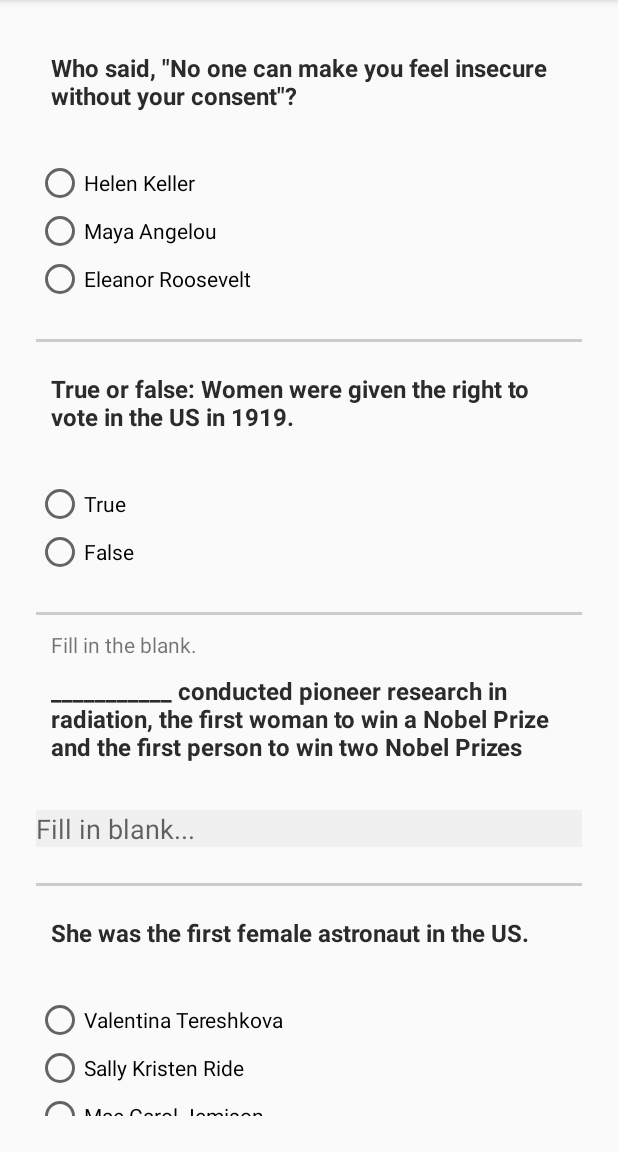
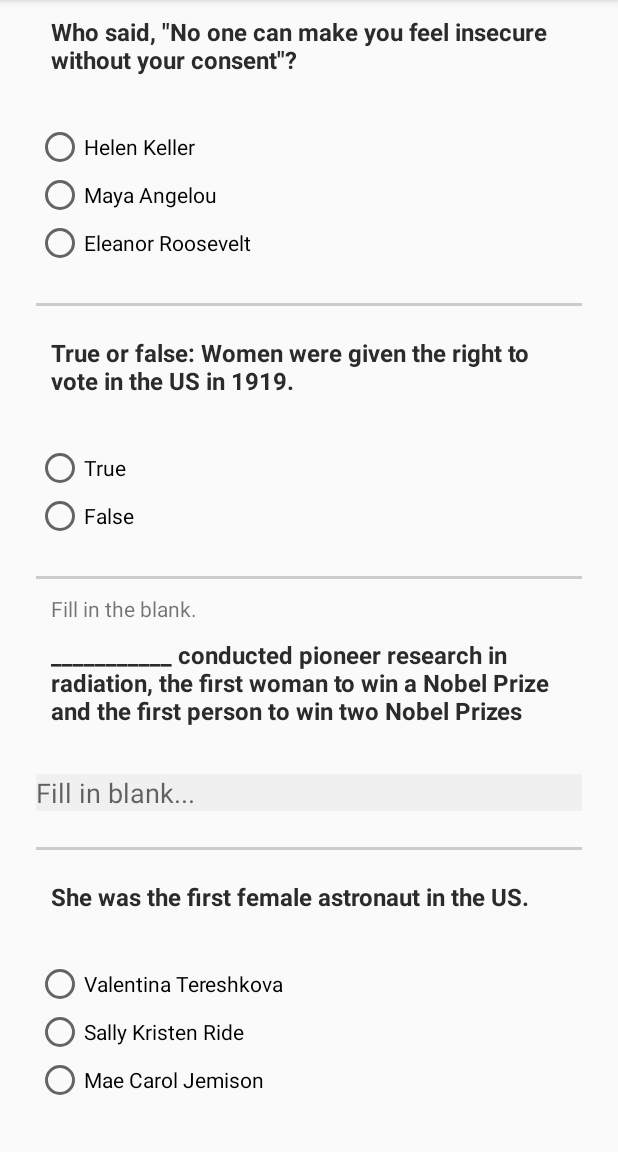
Before and after one commit to kreative94/Women_History_Quiz, an Android app: the screen it shows after launch (MainActivity), on a phone screen of 412 x 824 dp, the part 84-1236 px from its top. Run offline under Robolectric (Android 15) with nearby library versions, the phone set to English and light mode, and no system bars.

Commit message:
IDs renamed and variables renamed

```diff
--- a/app/src/main/res/layout/activity_main.xml
+++ b/app/src/main/res/layout/activity_main.xml
@@ -1,26 +1,19 @@
 <?xml version="1.0" encoding="utf-8"?>
-<RelativeLayout xmlns:android="http://schemas.android.com/apk/res/android"
+<ScrollView xmlns:android="http://schemas.android.com/apk/res/android"
     xmlns:app="http://schemas.android.com/apk/res-auto"
     xmlns:tools="http://schemas.android.com/tools"
     android:layout_width="match_parent"
     android:layout_height="match_parent"
-    tools:context=".MainActivity">
-
-    <ScrollView
-        android:layout_width="match_parent"
-        android:layout_height="match_parent"
     android:layout_marginBottom="24dp"
-        android:orientation="vertical"
     android:paddingLeft="24dp"
     android:paddingRight="24dp"
-        android:paddingTop="24dp">
+    android:paddingBottom="0dp"
+    tools:context=".MainActivity">
 
     <LinearLayout
         android:layout_width="match_parent"
-            android:layout_height="wrap_content"
         android:orientation="vertical"
-            android:paddingBottom="25dp">
-
+        android:layout_height="wrap_content">
         <!--Question 1-->
         <LinearLayout
             android:layout_width="match_parent"
@@ -35,7 +28,7 @@
                 android:text="@string/question1" />
 
             <TextView
-                    android:id="@+id/explain_one"
+                android:id="@+id/explain_question_1"
                 style="@style/explanationView"
                 android:layout_width="wrap_content"
                 android:layout_height="wrap_content"
@@ -47,19 +40,19 @@
                 android:layout_height="wrap_content">
 
                 <RadioButton
-                        android:id="@+id/keller"
+                    android:id="@+id/question_1_answer_1_rb"
                     android:layout_width="wrap_content"
                     android:layout_height="wrap_content"
                     android:text="@string/keller" />
 
                 <RadioButton
-                        android:id="@+id/angelou"
+                    android:id="@+id/question_1_answer_2_rb"
                     android:layout_width="wrap_content"
                     android:layout_height="wrap_content"
                     android:text="@string/angelou" />
 
                 <RadioButton
-                        android:id="@+id/roosevelt"
+                    android:id="@+id/question_1_answer_3_rb"
                     android:layout_width="wrap_content"
                     android:layout_height="wrap_content"
                     android:text="@string/roosevelt" />
@@ -86,7 +79,7 @@
                 android:text="@string/question2" />
 
             <TextView
-                    android:id="@+id/explain_two"
+                android:id="@+id/explain_question_2"
                 style="@style/explanationView"
                 android:layout_width="wrap_content"
                 android:layout_height="wrap_content"
@@ -94,18 +87,18 @@
 
             <!-- Answers-->
             <RadioGroup
-                    android:id="@+id/question2_answers"
+                android:id="@+id/question_2_answers"
                 android:layout_width="wrap_content"
                 android:layout_height="wrap_content">
 
                 <RadioButton
-                        android:id="@+id/is_true"
+                    android:id="@+id/question_2_answer_1_rb"
                     android:layout_width="wrap_content"
                     android:layout_height="wrap_content"
                     android:text="@string/isTrue" />
 
                 <RadioButton
-                        android:id="@+id/is_false"
+                    android:id="@+id/question_2_answer_2_rb"
                     android:layout_width="wrap_content"
                     android:layout_height="wrap_content"
                     android:text="@string/isFalse" />
@@ -139,7 +132,7 @@
                 android:text="@string/question3" />
 
             <TextView
-                    android:id="@+id/explain_three"
+                android:id="@+id/explain_question_3"
                 style="@style/explanationView"
                 android:layout_width="wrap_content"
                 android:layout_height="wrap_content"
@@ -147,7 +140,7 @@
 
             <!--Answers-->
             <EditText
-                    android:id="@+id/curie"
+                android:id="@+id/question_3_answer_et"
                 android:layout_width="match_parent"
                 android:layout_height="wrap_content"
                 android:background="#f0f0f0"
@@ -176,7 +169,7 @@
                 android:text="@string/question4" />
 
             <TextView
-                    android:id="@+id/explain_four"
+                android:id="@+id/explain_question_4"
                 style="@style/explanationView"
                 android:layout_width="wrap_content"
                 android:layout_height="wrap_content"
@@ -188,19 +181,19 @@
                 android:layout_height="wrap_content">
 
                 <RadioButton
-                        android:id="@+id/tereshkova"
+                    android:id="@+id/question_4_answer_1_rb"
                     android:layout_width="wrap_content"
                     android:layout_height="wrap_content"
                     android:text="@string/tereshkova" />
 
                 <RadioButton
-                        android:id="@+id/ride"
+                    android:id="@+id/question_4_answer_2_rb"
                     android:layout_width="wrap_content"
                     android:layout_height="wrap_content"
                     android:text="@string/ride" />
 
                 <RadioButton
-                        android:id="@+id/jemison"
+                    android:id="@+id/question_4_answer_3_rb"
                     android:layout_width="wrap_content"
                     android:layout_height="wrap_content"
                     android:text="@string/jemison" />
@@ -227,7 +220,7 @@
                 android:text="@string/question5" />
 
             <TextView
-                    android:id="@+id/explain_five"
+                android:id="@+id/explain_question_5"
                 style="@style/explanationView"
                 android:layout_width="wrap_content"
                 android:layout_height="wrap_content"
@@ -240,19 +233,19 @@
                 android:layout_height="wrap_content">
 
                 <RadioButton
-                        android:id="@+id/lovelace"
+                    android:id="@+id/question_5_answer_1_rb"
                     android:layout_width="wrap_content"
                     android:layout_height="wrap_content"
                     android:text="@string/lovelace" />
 
                 <RadioButton
-                        android:id="@+id/hopper"
+                    android:id="@+id/question_5_answer_2_rb"
                     android:layout_width="wrap_content"
                     android:layout_height="wrap_content"
                     android:text="@string/hopper" />
 
                 <RadioButton
-                        android:id="@+id/conway"
+                    android:id="@+id/question_5_answer_3_rb"
                     android:layout_width="wrap_content"
                     android:layout_height="wrap_content"
                     android:text="@string/conway" />
@@ -279,7 +272,7 @@
                 android:text="@string/question6" />
 
             <TextView
-                    android:id="@+id/explain_six"
+                android:id="@+id/explain_question_6"
                 style="@style/explanationView"
                 android:layout_width="wrap_content"
                 android:layout_height="wrap_content"
@@ -290,7 +283,8 @@
                 android:layout_width="wrap_content"
                 android:layout_height="wrap_content"
                 android:layout_marginLeft="10dp"
-                    android:orientation="vertical">
+                android:orientation="vertical"
+                android:layout_marginStart="10dp">
 
                 <LinearLayout
                     android:layout_width="wrap_content"
@@ -299,7 +293,7 @@
                     android:orientation="horizontal">
 
                     <CheckBox
-                            android:id="@+id/ginsburg"
+                        android:id="@+id/question_6_answer_1_cb"
                         android:layout_width="wrap_content"
                         android:layout_height="wrap_content" />
 
@@ -316,7 +310,7 @@
                     android:orientation="horizontal">
 
                     <CheckBox
-                            android:id="@+id/sotomayor"
+                        android:id="@+id/question_6_answer_2_cb"
                         android:layout_width="wrap_content"
                         android:layout_height="wrap_content" />
 
@@ -334,7 +328,7 @@
                     android:orientation="horizontal">
 
                     <CheckBox
-                            android:id="@+id/connor"
+                        android:id="@+id/question_6_answer_3_cb"
                         android:layout_width="wrap_content"
                         android:layout_height="wrap_content" />
 
@@ -347,14 +341,14 @@
 
         </LinearLayout>
 
+        <!--Submit button-->
         <Button
-                android:id="@+id/submit_quiz"
+            android:id="@+id/submit_quiz_button"
             style="@style/QuizButton"
             android:layout_width="wrap_content"
             android:layout_height="wrap_content"
             android:layout_gravity="end|bottom"
             android:text="@string/submit_quiz" />
     </LinearLayout>
+
 </ScrollView>
-
-</RelativeLayout>
```
Also changed, not shown: app/src/main/java/com/example/android/womenhistoryquiz/MainActivity.java (+36 -88 lines). Lines whose indentation alone changed are shown as unchanged.
